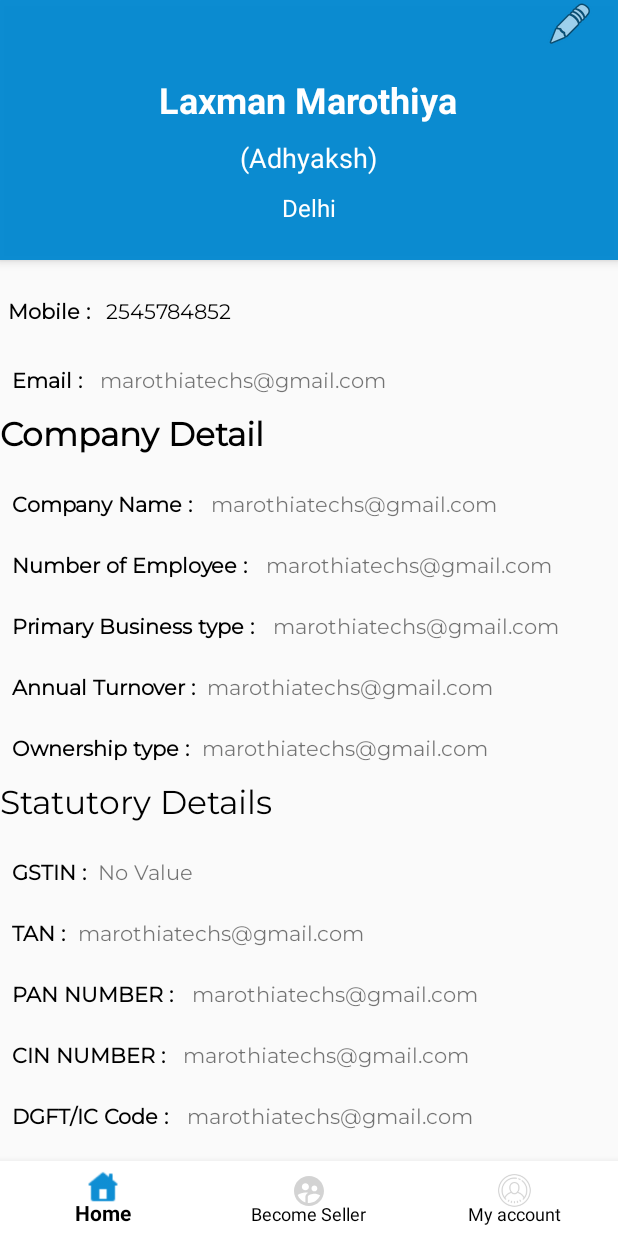
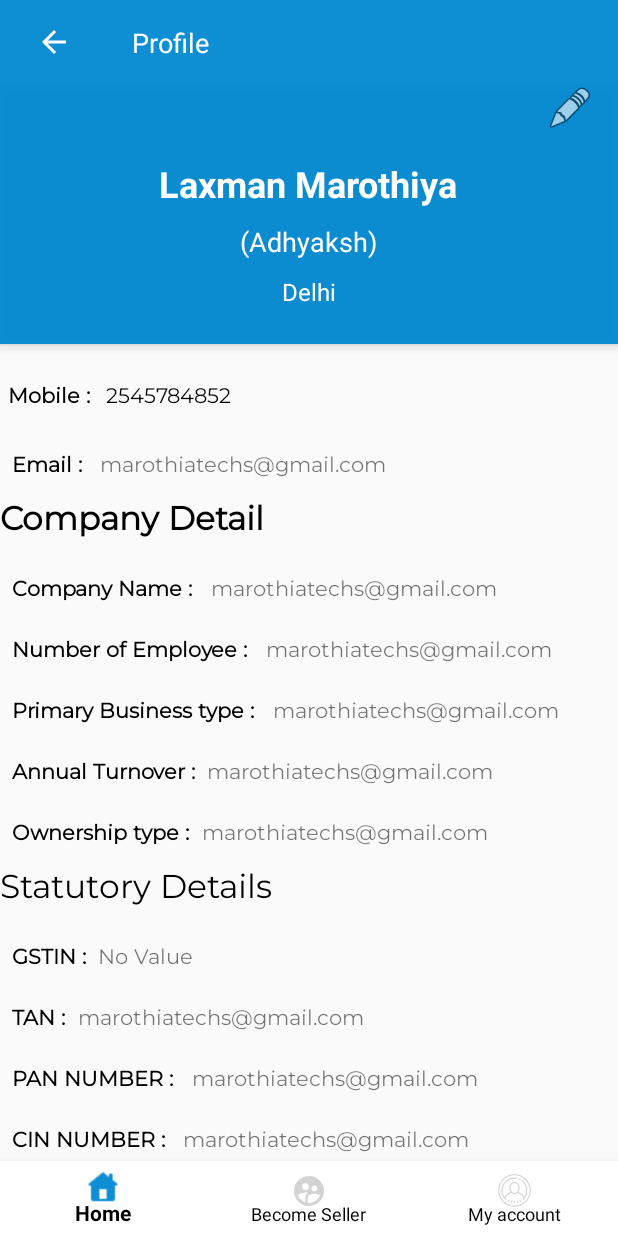
Before and after one commit to Chander-Shekhar-18/Print_India_Mart, an Android app: the layout activity_seller_profile.xml on its own in the app's theme, with its tools: preview values and no code run, on a phone screen of 412 x 824 dp. Run offline under Robolectric (Android 15) with nearby library versions, the phone set to English and light mode, and no system bars; Roboto replaces fonts that are not available here.

Commit message:
23JanCommit

```diff
--- a/app/src/main/res/layout/activity_seller_profile.xml
+++ b/app/src/main/res/layout/activity_seller_profile.xml
@@ -6,8 +6,36 @@
     android:layout_width="match_parent"
     android:layout_height="match_parent">
 
+
+    <RelativeLayout
+        android:layout_width="match_parent"
+        android:layout_height="?actionBarSize"
+        android:background="#F20288D1"
+        android:id="@+id/neww"
+        android:orientation="horizontal">
+
+        <ImageView
+            android:id="@+id/iv_back"
+            android:layout_width="40dp"
+            android:layout_height="40dp"
+            android:layout_margin="@dimen/fab_margin"
+            android:src="@drawable/ic_arrow_back_black_24dp"
+            app:tint="@color/white" />
+
+        <TextView
+            android:layout_width="wrap_content"
+            android:layout_height="wrap_content"
+            android:layout_margin="@dimen/fab_margin"
+            android:layout_toRightOf="@+id/iv_back"
+            android:text="Profile"
+            android:textColor="@color/white"
+            android:textSize="18sp" />
+
+    </RelativeLayout>
+
     <ScrollView
         android:layout_width="match_parent"
+        android:layout_below="@+id/neww"
         android:layout_height="match_parent">
 
         <RelativeLayout
```
Also changed, not shown: app/src/main/java/com/zaptas/printindiamart/SellerLead.java (+9 -0 lines), app/src/main/java/com/zaptas/printindiamart/SellerProfile.java (+9 -0 lines), app/src/main/res/layout/activity_seller_lead.xml (+29 -1 lines).
